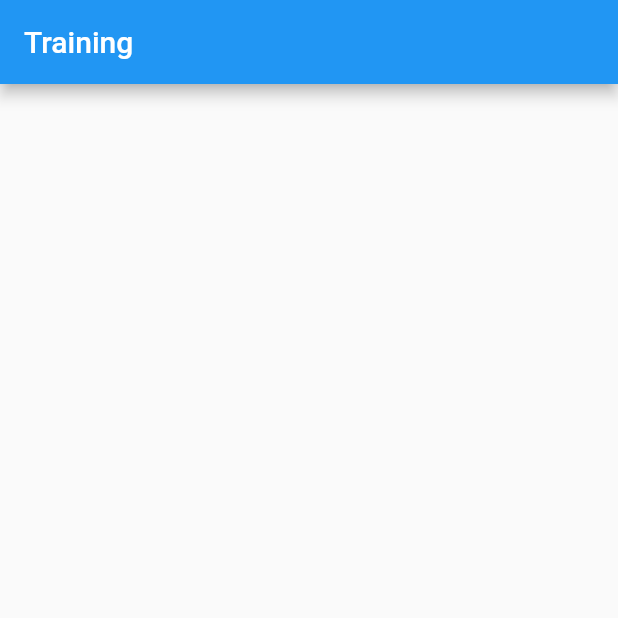
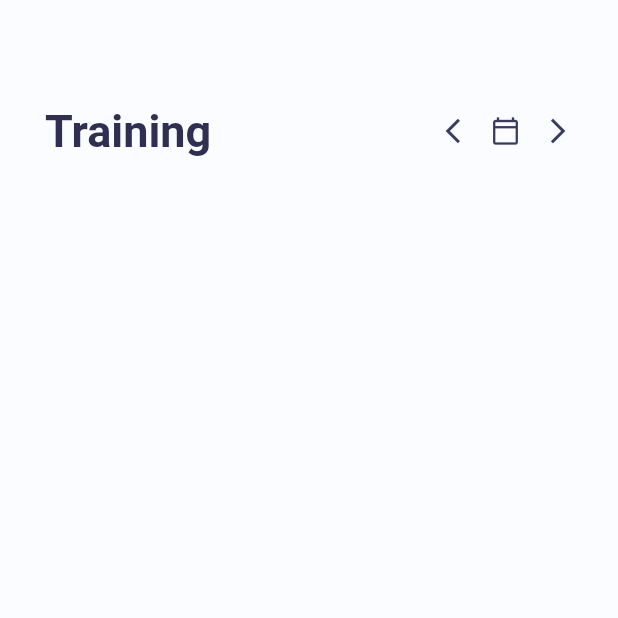
Before and after one commit to Zulfadlifauzi/Fitness_flutter, a Flutter app: the screen it shows after launch, on a phone screen of 412 x 824 dp, the top half of it. Run offline on Flutter 3.47's test engine with Material 2 defaults, Android fonts, the phone set to English and light mode, and no system bars.

Commit message:
debugging 1.2

```diff
--- a/lib/main.dart
+++ b/lib/main.dart
@@ -12,6 +12,7 @@ class MyApp extends StatelessWidget {
   @override
   Widget build(BuildContext context) {
     return MaterialApp(
+      debugShowCheckedModeBanner: false,
       title: 'Flutter Demo',
       theme: ThemeData(
         primarySwatch: Colors.blue,
--- a/lib/screens/home_screen.dart
+++ b/lib/screens/home_screen.dart
@@ -1,4 +1,5 @@
 import 'package:flutter/material.dart';
+import 'package:training/ui/colors.dart' as color;
 
 class HomeScreen extends StatefulWidget {
   const HomeScreen({Key? key}) : super(key: key);
@@ -11,8 +12,52 @@ class _HomeScreenState extends State<HomeScreen> {
   @override
   Widget build(BuildContext context) {
     return Scaffold(
-      appBar: AppBar(
-        title: const Text('Training'),
+      backgroundColor: color.AppColor.homePageBackground,
+      body: Container(
+        padding: const EdgeInsets.only(top: 70, left: 30, right: 30),
+        child: Column(
+          children: [
+            Row(
+              children: [
+                Text(
+                  'Training',
+                  style: TextStyle(
+                      fontSize: 30,
+                      color: color.AppColor.homePageTitle,
+                      fontWeight: FontWeight.w700),
+                ),
+                Expanded(child: Container()),
+                Icon(
+                  Icons.arrow_back_ios,
+                  size: 20,
+                  color: color.AppColor.homePageIcons,
+                ),
+                const SizedBox(
+                  width: 10,
+                ),
+                Icon(
+                  Icons.calendar_today_outlined,
+                  size: 20,
+                  color: color.AppColor.homePageIcons,
+                ),
+                const SizedBox(
+                  width: 15,
+                ),
+                Icon(
+                  Icons.arrow_forward_ios,
+                  size: 20,
+                  color: color.AppColor.homePageIcons,
+                ),
+              ],
+            ),
+            const SizedBox(
+              height: 30,
+            ),
+            Row(
+              children: [],
+            )
+          ],
+        ),
       ),
     );
   }
```
